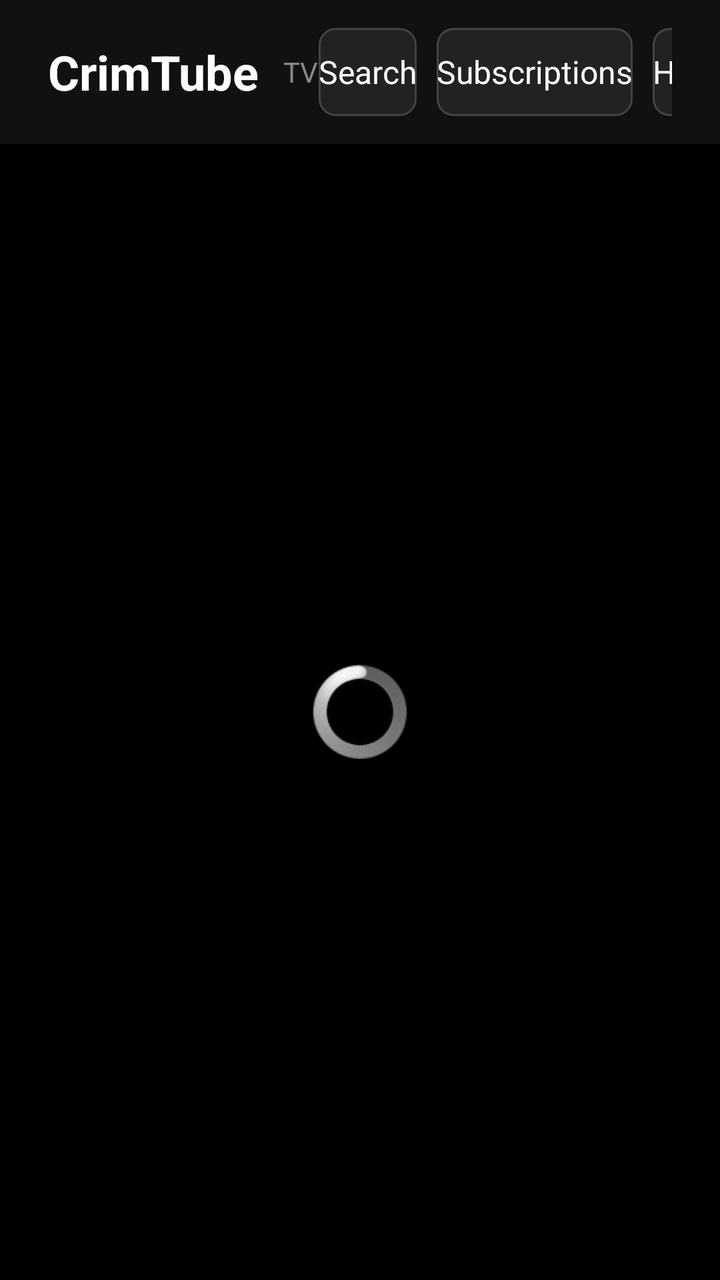
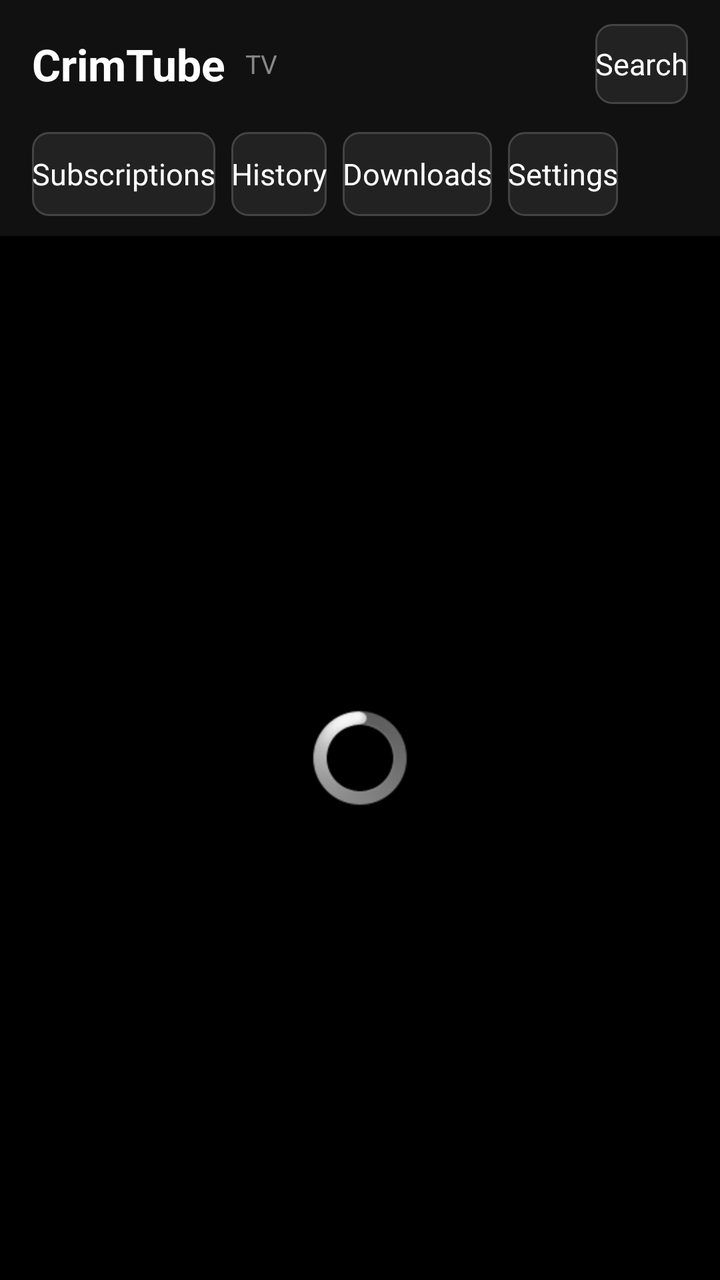

Compare the two renders of this Android layout. The source of the first and the diff that turns it into the second are given below.
<!-- AndroidManifest.xml: activity theme TvTheme -->
<!-- res/layout/activity_tv_main.xml -->
<?xml version="1.0" encoding="utf-8"?>
<LinearLayout xmlns:android="http://schemas.android.com/apk/res/android"
    android:layout_width="match_parent"
    android:layout_height="match_parent"
    android:orientation="vertical"
    android:background="@color/background">

    <LinearLayout
        android:layout_width="match_parent"
        android:layout_height="72dp"
        android:orientation="horizontal"
        android:gravity="center_vertical"
        android:paddingLeft="24dp"
        android:paddingRight="24dp"
        android:background="#111111">

        <TextView
            android:id="@+id/tv_title"
            android:layout_width="wrap_content"
            android:layout_height="wrap_content"
            android:text="@string/app_name"
            android:textColor="#FFFFFF"
            android:textSize="24sp"
            android:textStyle="bold" />

        <TextView
            android:id="@+id/tv_version"
            android:layout_width="wrap_content"
            android:layout_height="wrap_content"
            android:layout_marginLeft="12dp"
            android:text="TV"
            android:textColor="#888888"
            android:textSize="14sp" />

        <Space
            android:layout_width="0dp"
            android:layout_height="1dp"
            android:layout_weight="1" />

        <Button
            android:id="@+id/tv_search"
            android:layout_width="wrap_content"
            android:layout_height="44dp"
            android:text="@string/tv_search"
            android:textSize="16sp"
            android:background="@drawable/tv_button_bg"
            android:textColor="#FFFFFF"
            android:focusable="true" />

        <Button
            android:id="@+id/tv_subscriptions"
            android:layout_width="wrap_content"
            android:layout_height="44dp"
            android:layout_marginLeft="10dp"
            android:text="@string/subscriptions"
            android:textSize="16sp"
            android:background="@drawable/tv_button_bg"
            android:textColor="#FFFFFF"
            android:focusable="true" />

        <Button
            android:id="@+id/tv_history"
            android:layout_width="wrap_content"
            android:layout_height="44dp"
            android:layout_marginLeft="10dp"
            android:text="@string/history"
            android:textSize="16sp"
            android:background="@drawable/tv_button_bg"
            android:textColor="#FFFFFF"
            android:focusable="true" />

        <Button
            android:id="@+id/tv_downloads"
            android:layout_width="wrap_content"
            android:layout_height="44dp"
            android:layout_marginLeft="10dp"
            android:text="@string/downloads"
            android:textSize="16sp"
            android:background="@drawable/tv_button_bg"
            android:textColor="#FFFFFF"
            android:focusable="true" />

        <Button
            android:id="@+id/tv_settings"
            android:layout_width="wrap_content"
            android:layout_height="44dp"
            android:layout_marginLeft="10dp"
            android:text="@string/settings"
            android:textSize="16sp"
            android:background="@drawable/tv_button_bg"
            android:textColor="#FFFFFF"
            android:focusable="true" />
    </LinearLayout>

    <FrameLayout
        android:layout_width="match_parent"
        android:layout_height="0dp"
        android:layout_weight="1">

        <GridView
            android:id="@+id/tv_grid"
            android:layout_width="match_parent"
            android:layout_height="match_parent"
            android:numColumns="4"
            android:horizontalSpacing="16dp"
            android:verticalSpacing="20dp"
            android:padding="24dp"
            android:clipToPadding="false"
            android:stretchMode="columnWidth"
            android:listSelector="@android:color/transparent" />

        <ProgressBar
            android:id="@+id/tv_loading"
            android:layout_width="wrap_content"
            android:layout_height="wrap_content"
            android:layout_gravity="center" />

        <TextView
            android:id="@+id/tv_empty"
            android:layout_width="wrap_content"
            android:layout_height="wrap_content"
            android:layout_gravity="center"
            android:textColor="#AAAAAA"
            android:textSize="18sp"
            android:visibility="gone" />
    </FrameLayout>
</LinearLayout>
<!-- resources referenced by this layout -->
<resources>
  <color name="background">#000</color>
  <!-- drawable tv_button_bg (drawable) -->
  <?xml version="1.0" encoding="utf-8"?>
  <selector xmlns:android="http://schemas.android.com/apk/res/android">
      <item android:state_focused="true">
          <shape>
              <solid android:color="#00BCD4" />
              <stroke android:width="2dp" android:color="#FFFFFF" />
              <corners android:radius="8dp" />
          </shape>
      </item>
      <item android:state_pressed="true">
          <shape>
              <solid android:color="#00BCD4" />
              <corners android:radius="8dp" />
          </shape>
      </item>
      <item>
          <shape>
              <solid android:color="#222222" />
              <stroke android:width="1dp" android:color="#444444" />
              <corners android:radius="8dp" />
          </shape>
      </item>
  </selector>
  <string name="app_name" translatable="false">CrimTube</string>
  <string name="downloads">Downloads</string>
  <string name="history">History</string>
  <string name="settings">Settings</string>
  <string name="subscriptions">Subscriptions</string>
  <string name="tv_search">Search</string>
  <style name="TvTheme" parent="@android:style/Theme.Black.NoTitleBar.Fullscreen">
          <item name="android:windowBackground">@color/background</item>
          <item name="android:colorAccent">#33B5E5</item>
      </style>
</resources>

<!-- the commit's change to res/layout/activity_tv_main.xml (unified diff, before → after) -->
@@ -7,89 +7,111 @@
 
     <LinearLayout
         android:layout_width="match_parent"
-        android:layout_height="72dp"
-        android:orientation="horizontal"
-        android:gravity="center_vertical"
-        android:paddingLeft="24dp"
-        android:paddingRight="24dp"
+        android:layout_height="wrap_content"
+        android:orientation="vertical"
+        android:paddingLeft="16dp"
+        android:paddingRight="16dp"
+        android:paddingTop="8dp"
+        android:paddingBottom="6dp"
         android:background="#111111">
 
-        <TextView
-            android:id="@+id/tv_title"
-            android:layout_width="wrap_content"
-            android:layout_height="wrap_content"
-            android:text="@string/app_name"
-            android:textColor="#FFFFFF"
-            android:textSize="24sp"
-            android:textStyle="bold" />
+        <LinearLayout
+            android:layout_width="match_parent"
+            android:layout_height="48dp"
+            android:orientation="horizontal"
+            android:gravity="center_vertical">
 
-        <TextView
-            android:id="@+id/tv_version"
-            android:layout_width="wrap_content"
-            android:layout_height="wrap_content"
-            android:layout_marginLeft="12dp"
-            android:text="TV"
-            android:textColor="#888888"
-            android:textSize="14sp" />
+            <TextView
+                android:id="@+id/tv_title"
+                android:layout_width="wrap_content"
+                android:layout_height="wrap_content"
+                android:text="@string/app_name"
+                android:textColor="#FFFFFF"
+                android:textSize="22sp"
+                android:textStyle="bold" />
 
-        <Space
-            android:layout_width="0dp"
-            android:layout_height="1dp"
-            android:layout_weight="1" />
+            <TextView
+                android:id="@+id/tv_version"
+                android:layout_width="wrap_content"
+                android:layout_height="wrap_content"
+                android:layout_marginLeft="10dp"
+                android:text="TV"
+                android:textColor="#888888"
+                android:textSize="13sp" />
 
-        <Button
-            android:id="@+id/tv_search"
-            android:layout_width="wrap_content"
-            android:layout_height="44dp"
-            android:text="@string/tv_search"
-            android:textSize="16sp"
-            android:background="@drawable/tv_button_bg"
-            android:textColor="#FFFFFF"
-            android:focusable="true" />
+            <Space
+                android:layout_width="0dp"
+                android:layout_height="1dp"
+                android:layout_weight="1" />
 
-        <Button
-            android:id="@+id/tv_subscriptions"
-            android:layout_width="wrap_content"
-            android:layout_height="44dp"
-            android:layout_marginLeft="10dp"
-            android:text="@string/subscriptions"
-            android:textSize="16sp"
-            android:background="@drawable/tv_button_bg"
-            android:textColor="#FFFFFF"
-            android:focusable="true" />
+            <Button
+                android:id="@+id/tv_search"
+                android:layout_width="wrap_content"
+                android:layout_height="40dp"
+                android:text="@string/tv_search"
+                android:textSize="15sp"
+                android:background="@drawable/tv_button_bg"
+                android:textColor="#FFFFFF"
+                android:focusable="true" />
+        </LinearLayout>
 
-        <Button
-            android:id="@+id/tv_history"
-            android:layout_width="wrap_content"
-            android:layout_height="44dp"
-            android:layout_marginLeft="10dp"
-            android:text="@string/history"
-            android:textSize="16sp"
-            android:background="@drawable/tv_button_bg"
-            android:textColor="#FFFFFF"
-            android:focusable="true" />
+        <HorizontalScrollView
+            android:layout_width="match_parent"
+            android:layout_height="50dp"
+            android:layout_marginTop="6dp"
+            android:fillViewport="false"
+            android:scrollbars="none">
 
-        <Button
-            android:id="@+id/tv_downloads"
-            android:layout_width="wrap_content"
-            android:layout_height="44dp"
-            android:layout_marginLeft="10dp"
-            android:text="@string/downloads"
-            android:textSize="16sp"
-            android:background="@drawable/tv_button_bg"
-            android:textColor="#FFFFFF"
-            android:focusable="true" />
+            <LinearLayout
+                android:layout_width="wrap_content"
+                android:layout_height="match_parent"
+                android:orientation="horizontal"
+                android:gravity="center_vertical">
 
-        <Button
-            android:id="@+id/tv_settings"
-            android:layout_width="wrap_content"
-            android:layout_height="44dp"
-            android:layout_marginLeft="10dp"
-            android:text="@string/settings"
-            android:textSize="16sp"
-            android:background="@drawable/tv_button_bg"
-            android:textColor="#FFFFFF"
-            android:focusable="true" />
+                <Button
+                    android:id="@+id/tv_subscriptions"
+                    android:layout_width="wrap_content"
+                    android:layout_height="42dp"
+                    android:text="@string/subscriptions"
+                    android:textSize="15sp"
+                    android:background="@drawable/tv_button_bg"
+                    android:textColor="#FFFFFF"
+                    android:focusable="true" />
+
+                <Button
+                    android:id="@+id/tv_history"
+                    android:layout_width="wrap_content"
+                    android:layout_height="42dp"
+                    android:layout_marginLeft="8dp"
+                    android:text="@string/history"
+                    android:textSize="15sp"
+                    android:background="@drawable/tv_button_bg"
+                    android:textColor="#FFFFFF"
+                    android:focusable="true" />
+
+                <Button
+                    android:id="@+id/tv_downloads"
+                    android:layout_width="wrap_content"
+                    android:layout_height="42dp"
+                    android:layout_marginLeft="8dp"
+                    android:text="@string/downloads"
+                    android:textSize="15sp"
+                    android:background="@drawable/tv_button_bg"
+                    android:textColor="#FFFFFF"
+                    android:focusable="true" />
+
+                <Button
+                    android:id="@+id/tv_settings"
+                    android:layout_width="wrap_content"
+                    android:layout_height="42dp"
+                    android:layout_marginLeft="8dp"
+                    android:text="@string/settings"
+                    android:textSize="15sp"
+                    android:background="@drawable/tv_button_bg"
+                    android:textColor="#FFFFFF"
+                    android:focusable="true" />
+            </LinearLayout>
+        </HorizontalScrollView>
     </LinearLayout>
 
     <FrameLayout
